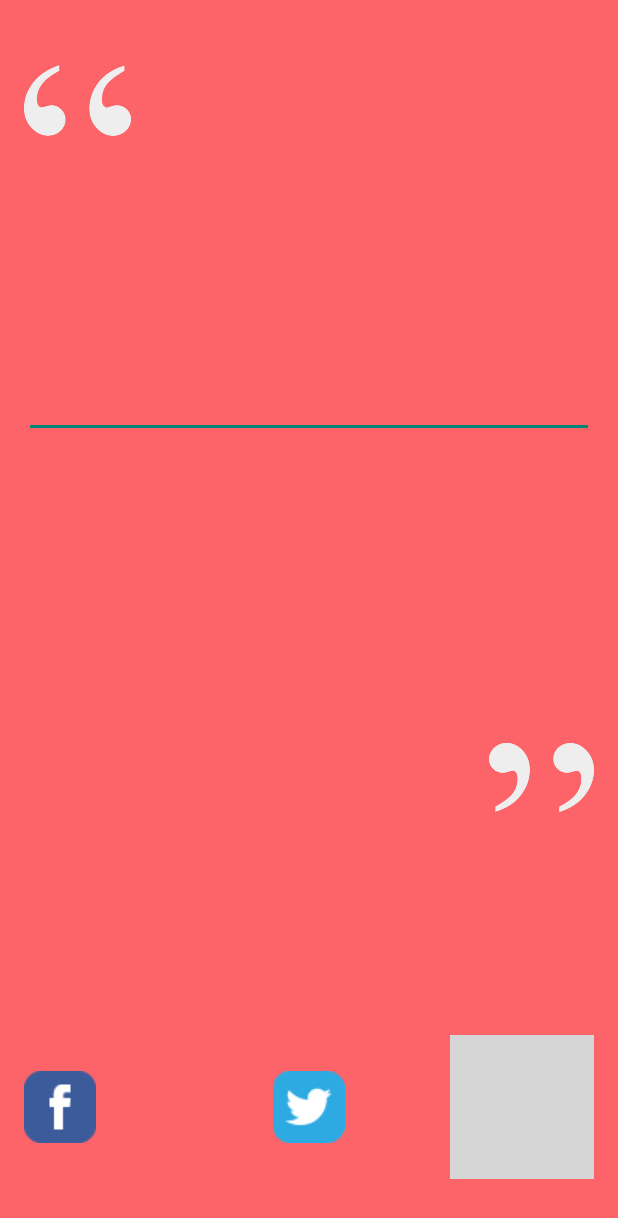
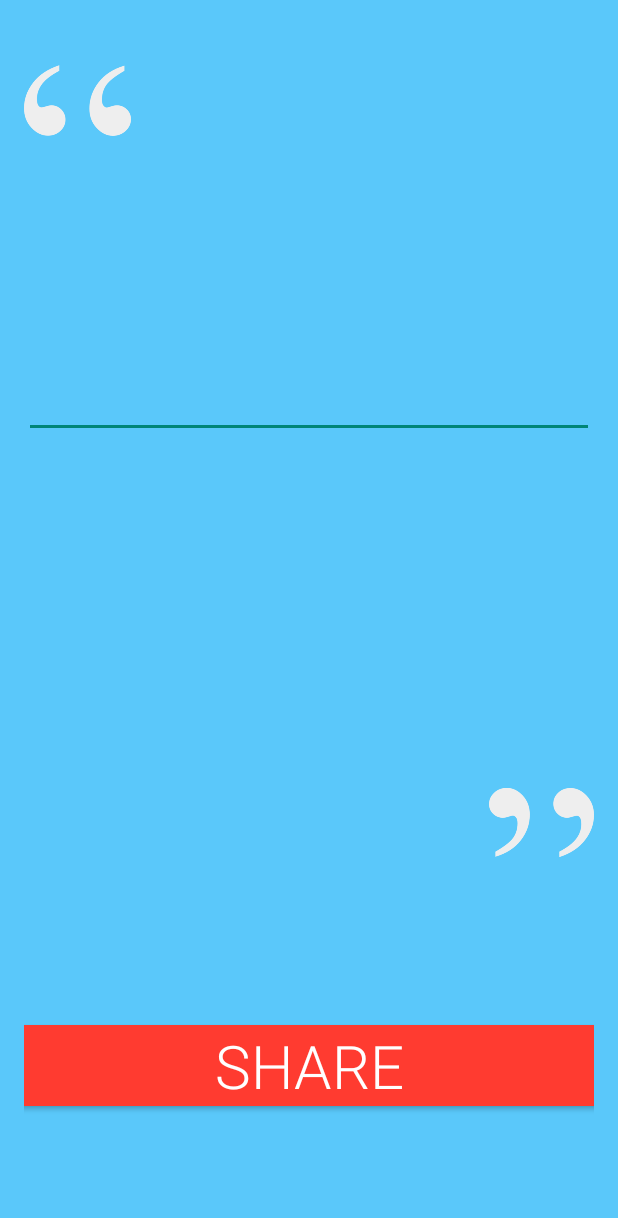
Before and after one commit to dnivyo/ExcuseGenerator, an Android app: the ExcuseOutputActivity screen opened directly, with no data from a screen before it, on a phone screen of 412 x 824 dp. Shown: the top 1218 px of the screen. Run offline under Robolectric (Android 15) with nearby library versions, the phone set to English and light mode, and no system bars; grey boxes are pictures that could not be loaded.

Commit message:
share button

```diff
--- a/app/src/main/res/layout/activity_excuse_output.xml
+++ b/app/src/main/res/layout/activity_excuse_output.xml
@@ -5,7 +5,7 @@
     android:paddingTop="@dimen/activity_vertical_margin"
     android:paddingBottom="@dimen/activity_vertical_margin"
     tools:context="nz.aut.dms.excusegenerator.ExcuseOutputActivity"
-    android:background="#fd6469">
+    android:background="#5ac8fa">
 
     <LinearLayout
         android:orientation="vertical"
@@ -57,43 +57,19 @@
             android:layout_width="match_parent"
             android:layout_height="wrap_content"
             android:layout_gravity="center_horizontal"
-            android:layout_weight="0.50">
+            android:layout_weight="0.34">
 
-            <ImageButton
-                android:layout_width="wrap_content"
+            <Button
+                android:layout_width="412dp"
                 android:layout_height="wrap_content"
-                android:id="@+id/imageButton"
-                android:layout_gravity="left|center_vertical"
-                android:src="@mipmap/f"
-                android:background="@null"
-                android:adjustViewBounds="true"
-                android:clickable="true"
-                android:onClick="soundPlay"
-            />
-
-            <ImageButton
-                android:layout_width="wrap_content"
-                android:layout_height="wrap_content"
-                android:id="@+id/imageButton2"
+                android:text="SHARE"
+                android:onClick="shareIt"
+                android:id="@+id/button2"
                 android:layout_gravity="center"
-                android:src="@mipmap/t"
-                android:background="@null"
-                android:adjustViewBounds="true"
-                android:clickable="true"
-                android:onClick="soundPlay"
-            />
-
-            <ImageButton
-                android:layout_width="wrap_content"
-                android:layout_height="wrap_content"
-                android:id="@+id/imageButton3"
-                android:layout_gravity="right|center_vertical"
-                android:src="@mipmap/s"
-                android:background="@null"
-                android:adjustViewBounds="true"
-                android:clickable="true"
-                android:onClick="shareIt"
-              />
+                android:background="#ff3b30"
+                android:textColor="#FFFFFF"
+                android:fontFamily="sans-serif-light"
+                android:textSize="40dp" />
         </FrameLayout>
 
     </LinearLayout>
```
